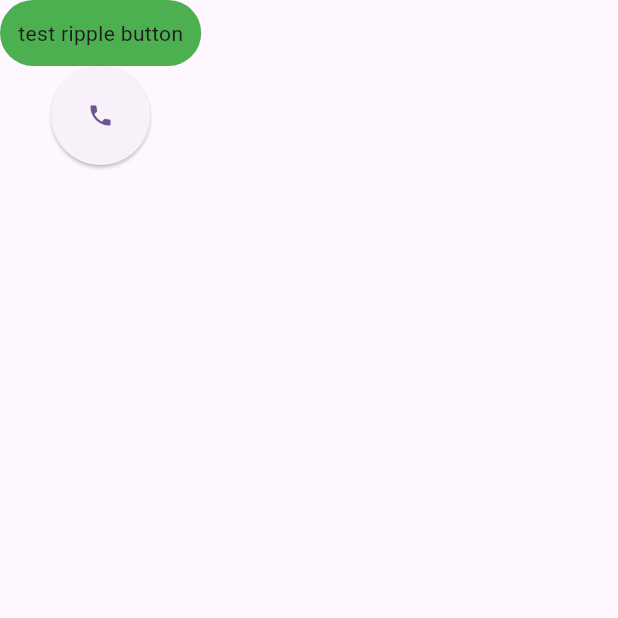
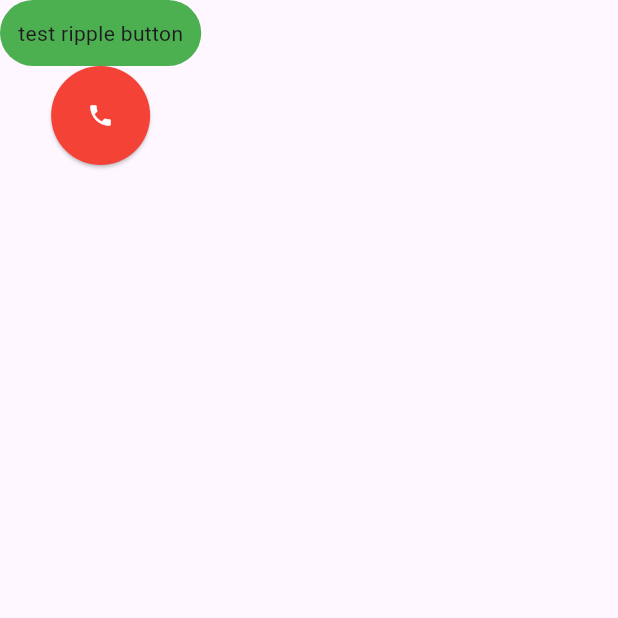
Before and after one commit to anh0701/flutter-template, a Flutter app: the screen it shows after launch, on a phone screen of 412 x 824 dp, the top half of it. Run offline on Flutter 3.47's test engine with Material 3 defaults, Android fonts, the phone set to English and light mode, and no system bars.

Commit message:
fix circle button

```diff
--- a/lib/MyHomePage.dart
+++ b/lib/MyHomePage.dart
@@ -39,7 +39,7 @@ class _MyHomePageState extends State<MyHomePage> {
                     ),
                   )),
           // circle button
-            circle_button(Icons.phone, ()=>{}),
+            circle_button(Icons.phone,Colors.white, Colors.red, ()=>{}),
         ],
       ),
     );
--- a/lib/custom_button/circle_button.dart
+++ b/lib/custom_button/circle_button.dart
@@ -1,10 +1,11 @@
 import 'package:flutter/material.dart';
 
-Widget circle_button(IconData icon, void Function()? onPressed){
+Widget circle_button(IconData icon, Color color_icon, Color color_back, void Function()? onPressed){
   return ElevatedButton(
   onPressed: onPressed,
-  child: Icon(icon),
+  child: Icon(icon, color: color_icon,),
   style: ElevatedButton.styleFrom(
+    backgroundColor: color_back,
     shape: CircleBorder(),
     padding: EdgeInsets.all(24),
   ),
```
